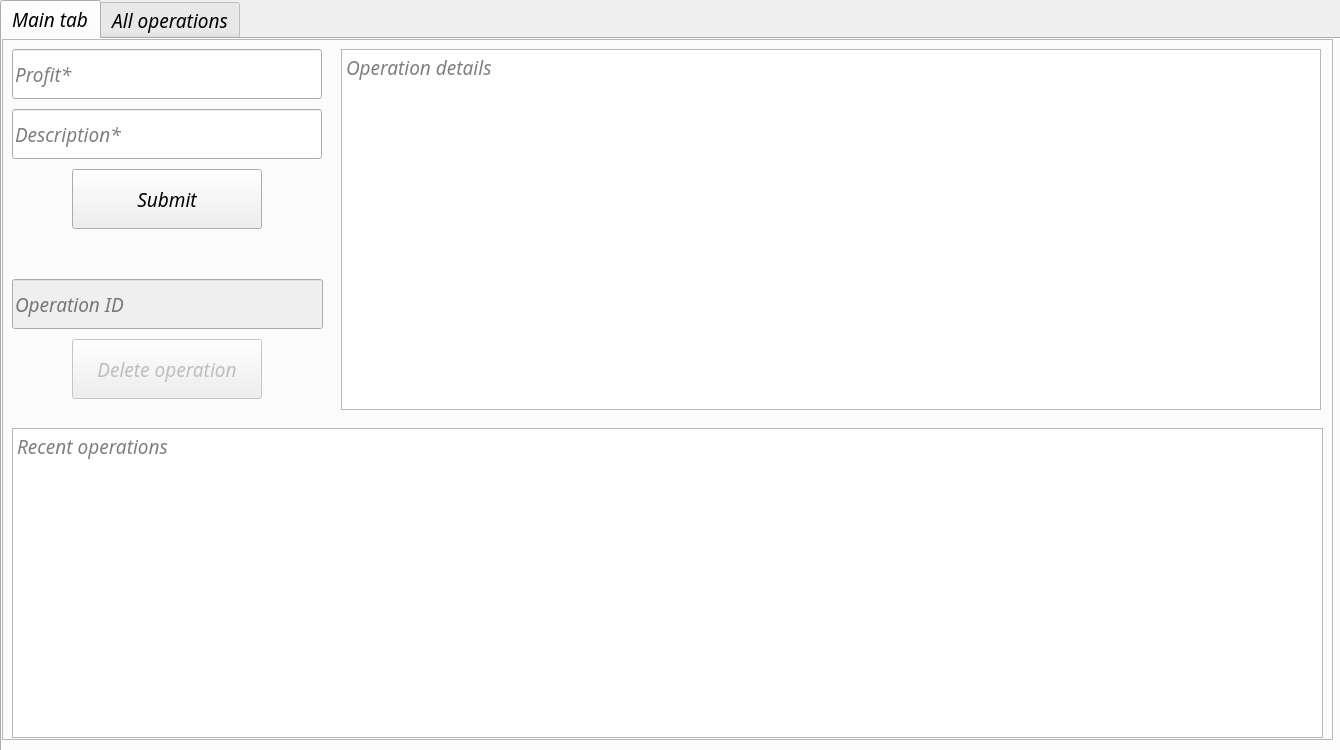
The window that Capital Management.ui (Electrodynamite/Capital-Management) describes before a commit, drawn with Qt 5.
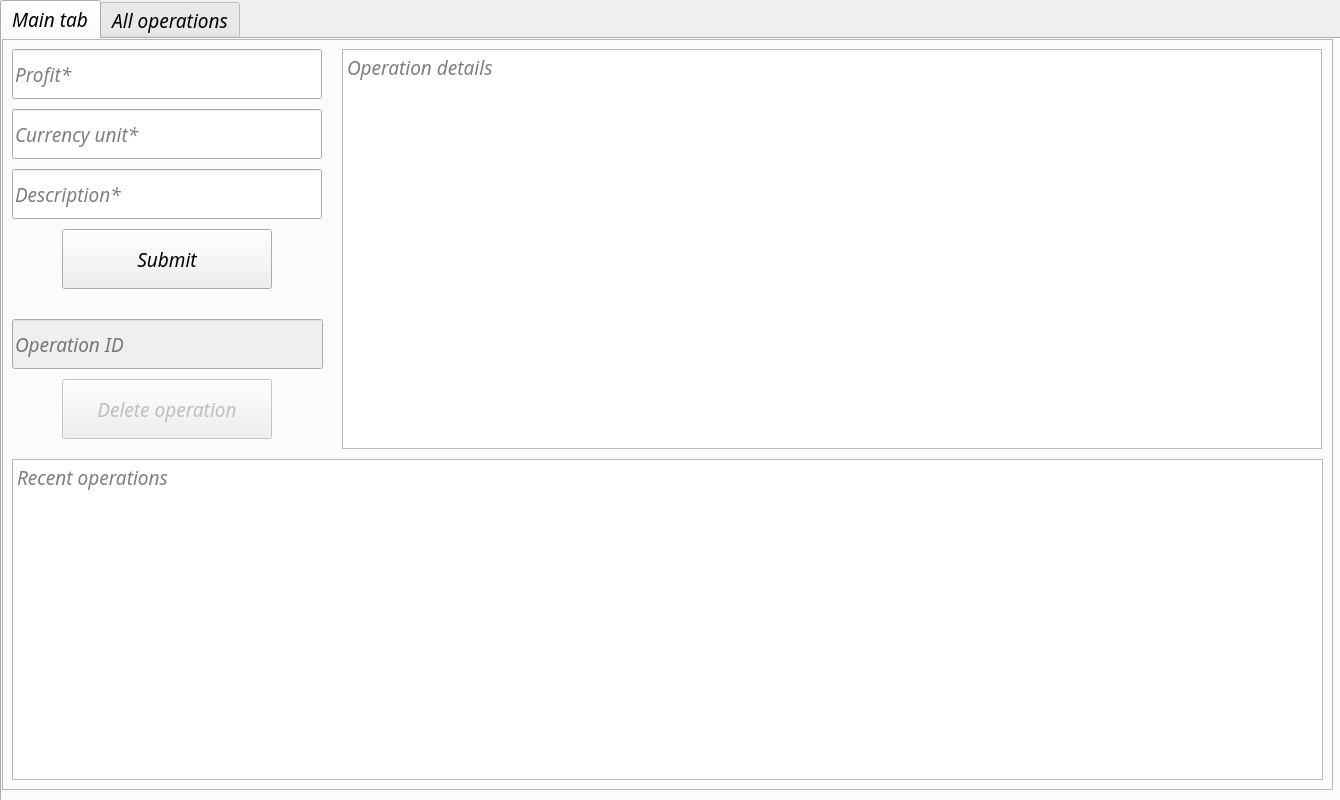
The same window after the commit. Icons and pictures are not drawn.

Diff of the .ui file:
```diff
--- a/Capital Management.ui
+++ b/Capital Management.ui
@@ -7,7 +7,7 @@
     <x>0</x>
     <y>0</y>
     <width>1340</width>
-    <height>750</height>
+    <height>800</height>
    </rect>
   </property>
   <property name="minimumSize">
@@ -19,7 +19,7 @@
   <property name="maximumSize">
    <size>
     <width>1340</width>
-    <height>750</height>
+    <height>800</height>
    </size>
   </property>
   <property name="sizeIncrement">
@@ -58,7 +58,7 @@
       <x>0</x>
       <y>0</y>
       <width>1345</width>
-      <height>755</height>
+      <height>805</height>
      </rect>
     </property>
     <property name="cursor">
@@ -89,7 +89,7 @@
         <x>0</x>
         <y>0</y>
         <width>1331</width>
-        <height>701</height>
+        <height>751</height>
        </rect>
       </property>
       <property name="font">
@@ -128,7 +128,7 @@
        <property name="geometry">
         <rect>
          <x>10</x>
-         <y>70</y>
+         <y>130</y>
          <width>310</width>
          <height>50</height>
         </rect>
@@ -146,9 +146,9 @@
       <widget class="QPushButton" name="submitBtn">
        <property name="geometry">
         <rect>
-         <x>70</x>
-         <y>130</y>
-         <width>190</width>
+         <x>60</x>
+         <y>190</y>
+         <width>210</width>
          <height>60</height>
         </rect>
        </property>
@@ -169,7 +169,7 @@
        <property name="geometry">
         <rect>
          <x>10</x>
-         <y>240</y>
+         <y>280</y>
          <width>311</width>
          <height>50</height>
         </rect>
@@ -190,29 +190,35 @@
        </property>
        <property name="geometry">
         <rect>
-         <x>70</x>
-         <y>300</y>
-         <width>190</width>
+         <x>60</x>
+         <y>340</y>
+         <width>210</width>
          <height>60</height>
         </rect>
        </property>
        <property name="cursor">
         <cursorShape>PointingHandCursor</cursorShape>
        </property>
+       <property name="autoFillBackground">
+        <bool>false</bool>
+       </property>
        <property name="text">
         <string>Delete operation</string>
        </property>
        <property name="shortcut">
         <string>Ctrl+F10</string>
        </property>
+       <property name="flat">
+        <bool>false</bool>
+       </property>
       </widget>
       <widget class="QTextBrowser" name="details">
        <property name="geometry">
         <rect>
-         <x>339</x>
+         <x>340</x>
          <y>10</y>
          <width>980</width>
-         <height>361</height>
+         <height>400</height>
         </rect>
        </property>
        <property name="cursor" stdset="0">
@@ -229,9 +235,9 @@
        <property name="geometry">
         <rect>
          <x>10</x>
-         <y>389</y>
+         <y>420</y>
          <width>1311</width>
-         <height>310</height>
+         <height>321</height>
         </rect>
        </property>
        <property name="cursor" stdset="0">
@@ -241,6 +247,28 @@
         <string>Recent operations</string>
        </property>
       </widget>
+      <widget class="QLineEdit" name="currencyuUnitTxtBtn">
+       <property name="geometry">
+        <rect>
+         <x>10</x>
+         <y>70</y>
+         <width>310</width>
+         <height>50</height>
+        </rect>
+       </property>
+       <property name="inputMask">
+        <string/>
+       </property>
+       <property name="text">
+        <string/>
+       </property>
+       <property name="maxLength">
+        <number>24</number>
+       </property>
+       <property name="placeholderText">
+        <string>Currency unit*</string>
+       </property>
+      </widget>
      </widget>
     </widget>
     <widget class="QWidget" name="all_operations">
```
Left out of the diff: 39 changed lines with no effect on the pictures.
